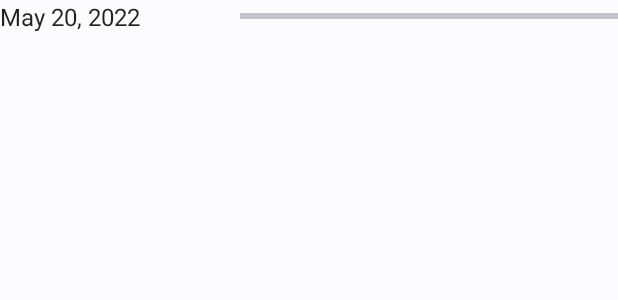
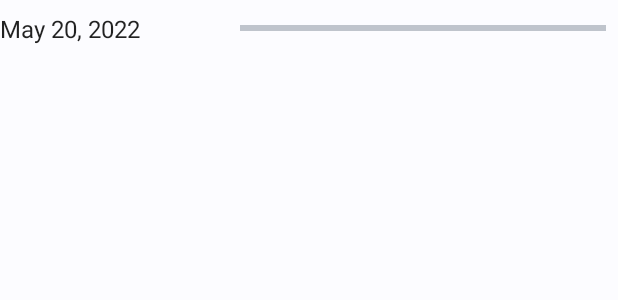
Before and after one commit to brendaninnis/Daily-Fat-Counter-Android, an Android app: the layout history_item.xml on its own in the app's theme, with its tools: preview values and no code run, on a phone screen of 412 x 824 dp. Shown: the top 300 px of the screen. Run offline under Robolectric (Android 15) with nearby library versions, the phone set to English and light mode, and no system bars.

Commit message:
padding history file arg to history fragment and some basic list item layout

```diff
--- a/app/src/main/res/layout/activity_main.xml
+++ b/app/src/main/res/layout/activity_main.xml
@@ -1,12 +1,13 @@
 <?xml version="1.0" encoding="utf-8"?>
-<androidx.constraintlayout.widget.ConstraintLayout xmlns:android="http://schemas.android.com/apk/res/android"
+<layout xmlns:android="http://schemas.android.com/apk/res/android">
+    <androidx.constraintlayout.widget.ConstraintLayout
         xmlns:app="http://schemas.android.com/apk/res-auto"
         xmlns:tools="http://schemas.android.com/tools"
         android:layout_width="match_parent"
         android:layout_height="match_parent"
         tools:context=".MainActivity">
 
-    <fragment
+        <androidx.fragment.app.FragmentContainerView
             android:id="@+id/nav_host_fragment"
             android:name="androidx.navigation.fragment.NavHostFragment"
             android:layout_width="0dp"
@@ -29,3 +30,4 @@
             app:menu="@menu/bottom_nav_menu" />
 
     </androidx.constraintlayout.widget.ConstraintLayout>
+</layout>
--- a/app/src/main/res/layout/fragment_history.xml
+++ b/app/src/main/res/layout/fragment_history.xml
@@ -9,11 +9,11 @@
 
         <androidx.recyclerview.widget.RecyclerView
             android:id="@+id/history_recycler"
+            android:paddingStart="@dimen/recyclerStartPadding"
             android:layout_width="match_parent"
             android:layout_height="match_parent"
-            android:paddingVertical="@dimen/rowItemMarginVertical"
             android:scrollbars="vertical"
-            app:layoutManager="LinearLayoutManager" />
-
+            app:layoutManager="LinearLayoutManager"
+            tools:ignore="RtlSymmetry" />
     </FrameLayout>
 </layout>
--- a/app/src/main/res/layout/history_item.xml
+++ b/app/src/main/res/layout/history_item.xml
@@ -1,9 +1,14 @@
 <?xml version="1.0" encoding="utf-8"?>
-<layout xmlns:android="http://schemas.android.com/apk/res/android">
+<layout xmlns:tools="http://schemas.android.com/tools"
+    xmlns:android="http://schemas.android.com/apk/res/android">
     <LinearLayout
+        android:paddingTop="@dimen/historyItemPadding"
+        android:paddingBottom="@dimen/historyItemPadding"
+        android:paddingEnd="@dimen/historyItemPadding"
         android:orientation="horizontal"
         android:layout_width="match_parent"
-        android:layout_height="wrap_content">
+        android:layout_height="wrap_content"
+        tools:ignore="RtlSymmetry">
 
         <TextView
             android:id="@+id/date_label"
--- a/app/src/main/res/navigation/main_nav_graph.xml
+++ b/app/src/main/res/navigation/main_nav_graph.xml
@@ -14,7 +14,11 @@
         android:id="@+id/historyFragment"
         android:name="ca.brendaninnis.dailyfatcounter.fragment.HistoryFragment"
         android:label="fragment_history"
-        tools:layout="@layout/fragment_history" />
+        tools:layout="@layout/fragment_history" >
+        <argument
+            android:name="historyFile"
+            app:argType="java.io.File" />
+    </fragment>
     <fragment
         android:id="@+id/settingsFragment"
         android:name="ca.brendaninnis.dailyfatcounter.fragment.SettingsFragment"
--- a/app/src/main/res/values/dimens.xml
+++ b/app/src/main/res/values/dimens.xml
@@ -3,5 +3,6 @@
     <dimen name="counterThiccness">16dp</dimen>
     <dimen name="counterInnerThiccness">4dp</dimen>
     <dimen name="circleCounterPadding">22dp</dimen>
-    <dimen name="rowItemMarginVertical">12dp</dimen>
+    <dimen name="historyItemPadding">8dp</dimen>
+    <dimen name="recyclerStartPadding">16dp</dimen>
 </resources>
```
Also changed, not shown: app/src/main/java/ca/brendaninnis/dailyfatcounter/MainActivity.kt (+22 -6 lines), app/src/main/java/ca/brendaninnis/dailyfatcounter/fragment/HistoryFragment.kt (+13 -1 lines). Lines whose indentation alone changed are shown as unchanged.
